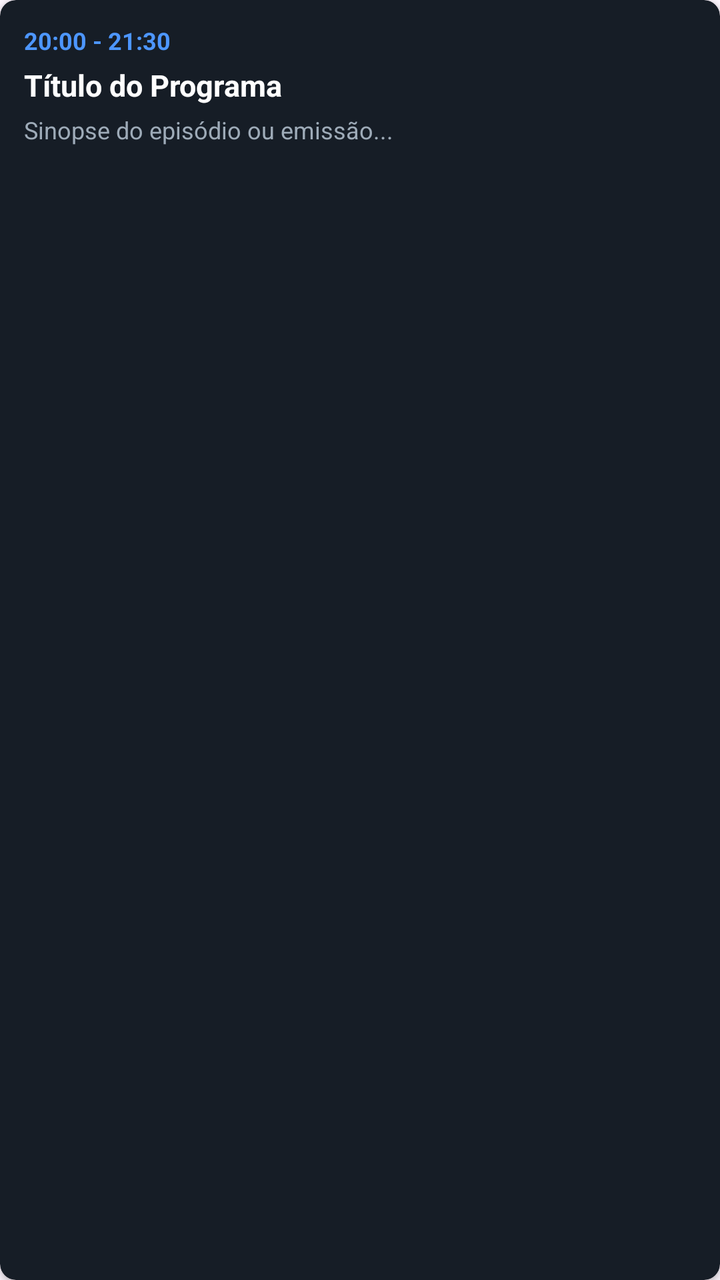
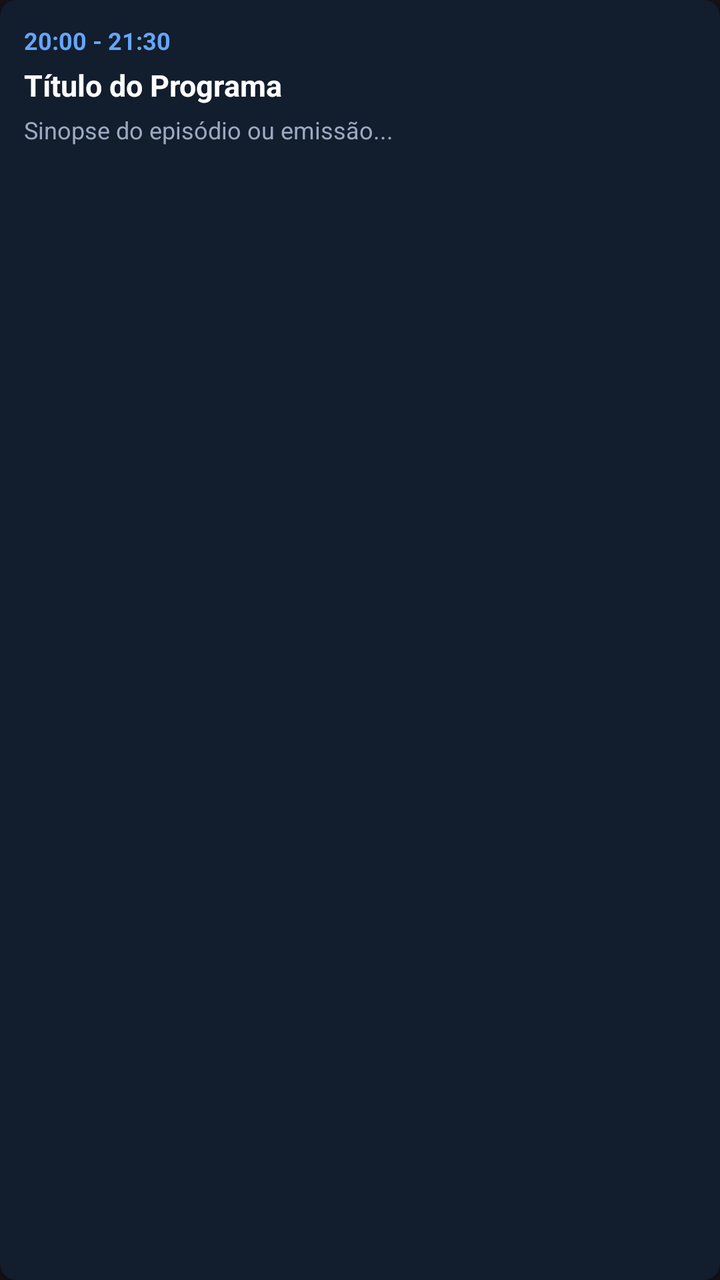

Two renders of the same Android screen: before a commit and after it. Below are the layout's source before the change and the commit's diff.
<!-- AndroidManifest.xml: application theme Theme.MyApplication -->
<!-- res/layout/item_epg_program.xml -->
<?xml version="1.0" encoding="utf-8"?>
<androidx.cardview.widget.CardView xmlns:android="http://schemas.android.com/apk/res/android"
    xmlns:app="http://schemas.android.com/apk/res-auto"
    android:layout_width="match_parent"
    android:layout_height="wrap_content"
    android:layout_margin="4dp"
    app:cardBackgroundColor="#161D26"
    app:cardCornerRadius="8dp"
    app:cardElevation="2dp">

    <LinearLayout
        android:layout_width="match_parent"
        android:layout_height="wrap_content"
        android:orientation="vertical"
        android:padding="12dp">

        <LinearLayout
            android:layout_width="match_parent"
            android:layout_height="wrap_content"
            android:orientation="horizontal"
            android:gravity="center_vertical">

            <TextView
                android:id="@+id/tvProgramTime"
                android:layout_width="wrap_content"
                android:layout_height="wrap_content"
                android:text="20:00 - 21:30"
                android:textColor="#4D96FF"
                android:textSize="12sp"
                android:textStyle="bold" />

            <TextView
                android:id="@+id/tvNowBadge"
                android:layout_width="wrap_content"
                android:layout_height="wrap_content"
                android:layout_marginStart="10dp"
                android:background="#2E7D32"
                android:paddingStart="6dp"
                android:paddingEnd="6dp"
                android:paddingTop="2dp"
                android:paddingBottom="2dp"
                android:text="EM DIRETO"
                android:textColor="#FFFFFF"
                android:textSize="10sp"
                android:textStyle="bold"
                android:visibility="gone" />
        </LinearLayout>

        <TextView
            android:id="@+id/tvProgramTitle"
            android:layout_width="match_parent"
            android:layout_height="wrap_content"
            android:layout_marginTop="4dp"
            android:textColor="#FFFFFF"
            android:textSize="15sp"
            android:textStyle="bold"
            android:text="Título do Programa" />

        <TextView
            android:id="@+id/tvProgramDesc"
            android:layout_width="match_parent"
            android:layout_height="wrap_content"
            android:layout_marginTop="4dp"
            android:textColor="#9EABB8"
            android:textSize="12sp"
            android:maxLines="3"
            android:ellipsize="end"
            android:text="Sinopse do episódio ou emissão..." />
    </LinearLayout>

</androidx.cardview.widget.CardView>
<!-- resources referenced by this layout -->
<resources>
  <style name="Theme.MyApplication" parent="Base.Theme.MyApplication" />
  <style name="Base.Theme.MyApplication" parent="Theme.Material3.DayNight.NoActionBar">
          
          
      </style>
</resources>

<!-- the commit's change to res/layout/item_epg_program.xml (unified diff, before → after) -->
@@ -4,7 +4,7 @@
     android:layout_width="match_parent"
     android:layout_height="wrap_content"
     android:layout_margin="4dp"
-    app:cardBackgroundColor="#161D26"
+    app:cardBackgroundColor="#121D2D"
     app:cardCornerRadius="8dp"
     app:cardElevation="2dp">
 
@@ -25,7 +25,7 @@
                 android:layout_width="wrap_content"
                 android:layout_height="wrap_content"
                 android:text="20:00 - 21:30"
-                android:textColor="#4D96FF"
+                android:textColor="#65A5FF"
                 android:textSize="12sp"
                 android:textStyle="bold" />
 
@@ -61,7 +61,7 @@
             android:layout_width="match_parent"
             android:layout_height="wrap_content"
             android:layout_marginTop="4dp"
-            android:textColor="#9EABB8"
+            android:textColor="#9BAAC0"
             android:textSize="12sp"
             android:maxLines="3"
             android:ellipsize="end"
<!-- resource entries referenced after the edit -->
@@ -1,9 +1,14 @@
 <!-- resources referenced by this layout -->
 <resources>
   <style name="Theme.MyApplication" parent="Base.Theme.MyApplication" />
-  <style name="Base.Theme.MyApplication" parent="Theme.Material3.DayNight.NoActionBar">
-          
-          
+  <style name="Base.Theme.MyApplication" parent="Theme.Material3.Dark.NoActionBar">
+          <item name="colorPrimary">#397DFF</item>
+          <item name="colorSecondary">#42D6E8</item>
+          <item name="colorTertiary">#F5C56B</item>
+          <item name="android:statusBarColor">#080D16</item>
+          <item name="android:navigationBarColor">#080D16</item>
+          <item name="android:windowLightStatusBar">false</item>
+          <item name="android:colorAccent">#42D6E8</item>
       </style>
 </resources>
 
